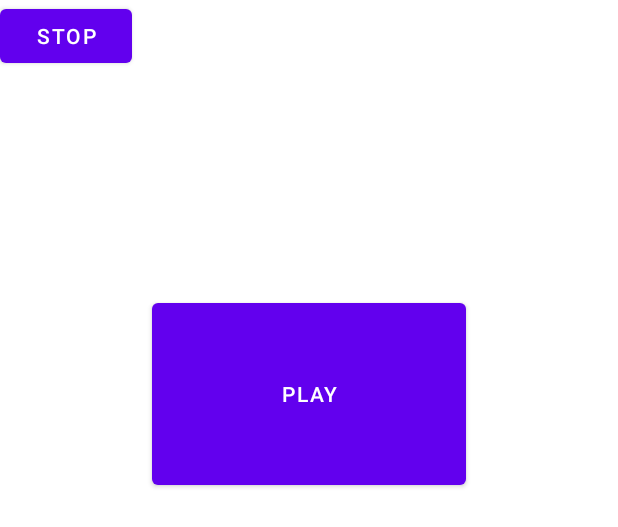
After one commit to vbmelo/ICM_Project_2023, an Android app: the layout activity_diapason.xml on its own in the app's theme, with its tools: preview values and no code run, on a phone screen of 412 x 824 dp. The commit adds this screen. Shown: the top 527 px of the screen. Run offline under Robolectric (Android 15) with nearby library versions, the phone set to English and light mode, and no system bars; Roboto replaces fonts that are not available here.

Commit message:
Diapason ""Working""

```diff
--- /dev/null
+++ b/SongLearn/app/src/main/res/layout/activity_diapason.xml
@@ -0,0 +1,26 @@
+<androidx.constraintlayout.widget.ConstraintLayout xmlns:android="http://schemas.android.com/apk/res/android"
+    xmlns:app="http://schemas.android.com/apk/res-auto"
+    xmlns:tools="http://schemas.android.com/tools"
+    android:layout_width="match_parent"
+    android:layout_height="match_parent"
+    tools:context=".DiapasonActivity">
+
+    <Button
+        android:id="@+id/diapason_button"
+        android:layout_width="209dp"
+        android:layout_height="133dp"
+        android:layout_marginTop="196dp"
+        android:text="Play"
+        app:layout_constraintEnd_toEndOf="parent"
+        app:layout_constraintStart_toStartOf="parent"
+        app:layout_constraintTop_toTopOf="parent" />
+
+    <Button
+        android:id="@+id/stopDiapason"
+        android:layout_width="wrap_content"
+        android:layout_height="wrap_content"
+        android:text="Stop"
+        tools:layout_editor_absoluteX="159dp"
+        tools:layout_editor_absoluteY="368dp" />
+
+</androidx.constraintlayout.widget.ConstraintLayout>
--- a/SongLearn/app/src/main/res/values/strings.xml
+++ b/SongLearn/app/src/main/res/values/strings.xml
@@ -23,4 +23,5 @@
     <string name="image_view_item_transform_content_description">Represents an image view in the
         item
     </string>
+    <string name="Play" />
 </resources>
```
Also changed, not shown: SongLearn/app/src/main/AndroidManifest.xml (+8 -2 lines), SongLearn/app/src/main/java/com/example/songlearn/DiapasonActivity.kt (added, +34 -0 lines), SongLearn/app/src/main/res/layout/activity_tuner.xml (added, +35 -0 lines), 1 other file.
